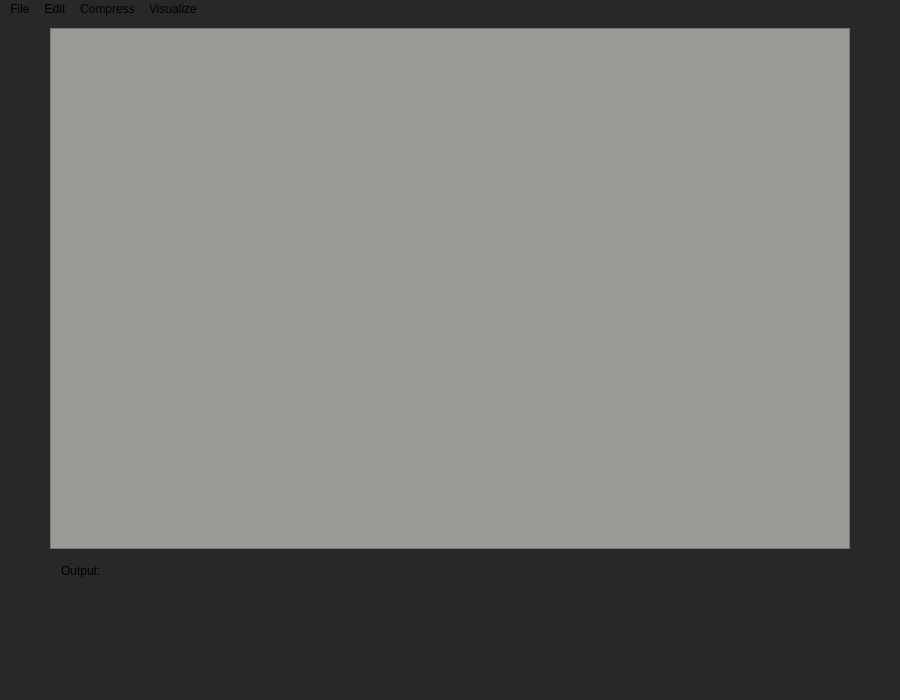
First picture: the form in src/gui/mainwindow.ui, repository AhmedSaid3617/xml-parser-cpp, before the edit.
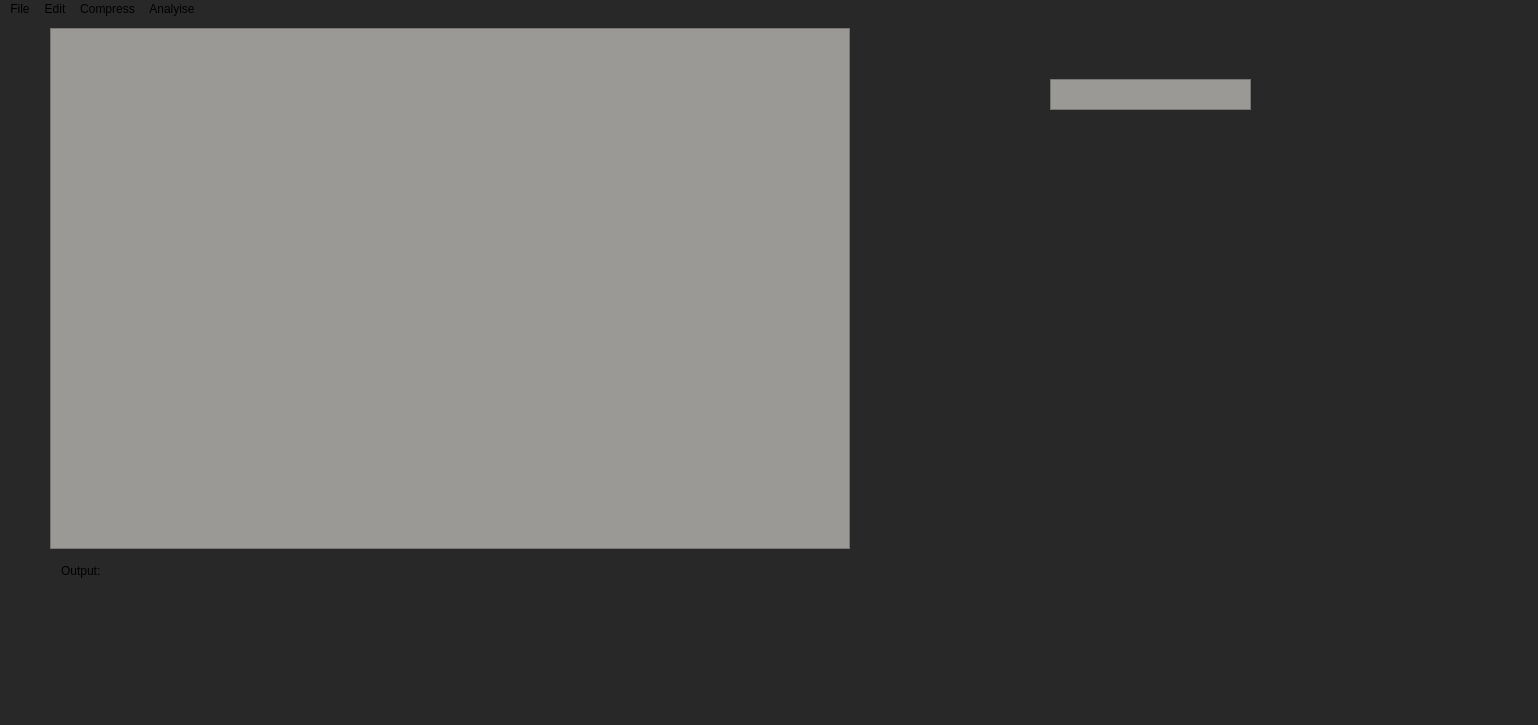
Second picture: the form after the edit.

Patch:
```diff
--- a/src/gui/mainwindow.ui
+++ b/src/gui/mainwindow.ui
@@ -6,8 +6,8 @@
    <rect>
     <x>0</x>
     <y>0</y>
-    <width>900</width>
-    <height>700</height>
+    <width>1538</width>
+    <height>725</height>
    </rect>
   </property>
   <property name="sizePolicy">
@@ -18,8 +18,8 @@
   </property>
   <property name="maximumSize">
    <size>
-    <width>1003</width>
-    <height>728</height>
+    <width>1920</width>
+    <height>1080</height>
    </size>
   </property>
   <property name="windowTitle">
@@ -68,6 +68,29 @@
      <string notr="true">background-color: rgb(154, 153, 150);</string>
     </property>
    </widget>
+   <widget class="QTextEdit" name="user_text_edit">
+    <property name="geometry">
+     <rect>
+      <x>1050</x>
+      <y>60</y>
+      <width>201</width>
+      <height>31</height>
+     </rect>
+    </property>
+    <property name="styleSheet">
+     <string notr="true">background-color: rgb(154, 153, 150);</string>
+    </property>
+    <property name="html">
+     <string>&lt;!DOCTYPE HTML PUBLIC &quot;-//W3C//DTD HTML 4.0//EN&quot; &quot;http://www.w3.org/TR/REC-html40/strict.dtd&quot;&gt;
+&lt;html&gt;&lt;head&gt;&lt;meta name=&quot;qrichtext&quot; content=&quot;1&quot; /&gt;&lt;meta charset=&quot;utf-8&quot; /&gt;&lt;style type=&quot;text/css&quot;&gt;
+p, li { white-space: pre-wrap; }
+hr { height: 1px; border-width: 0; }
+li.unchecked::marker { content: &quot;\2610&quot;; }
+li.checked::marker { content: &quot;\2612&quot;; }
+&lt;/style&gt;&lt;/head&gt;&lt;body style=&quot; font-family:'Ubuntu Sans'; font-size:11pt; font-weight:400; font-style:normal;&quot;&gt;
+&lt;p style=&quot;-qt-paragraph-type:empty; margin-top:0px; margin-bottom:0px; margin-left:0px; margin-right:0px; -qt-block-indent:0; text-indent:0px;&quot;&gt;&lt;br /&gt;&lt;/p&gt;&lt;/body&gt;&lt;/html&gt;</string>
+    </property>
+   </widget>
   </widget>
   <widget class="QStatusBar" name="statusbar"/>
   <widget class="QMenuBar" name="menubar">
@@ -75,7 +98,7 @@
     <rect>
      <x>0</x>
      <y>0</y>
-     <width>900</width>
+     <width>1538</width>
      <height>27</height>
     </rect>
    </property>
@@ -105,7 +128,7 @@
    </widget>
    <widget class="QMenu" name="menuVisualize">
     <property name="title">
-     <string>Visualize</string>
+     <string>Analyise</string>
     </property>
    </widget>
    <addaction name="menuFile"/>
```
Left out of the diff: 23 changed lines with no effect on the pictures.
